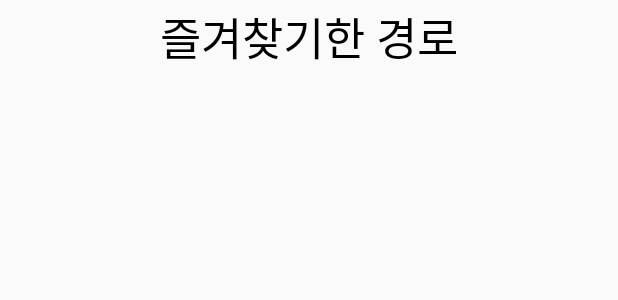
After one commit to l2yujw/USWteam, an Android app: the layout activity_recent_bookmark.xml on its own in the app's theme, with its tools: preview values and no code run, on a phone screen of 412 x 824 dp. The commit adds this screen. Shown: the top 300 px of the screen. Run offline under Robolectric (Android 15) with nearby library versions, the phone set to English and light mode, and no system bars.

Commit message:
3. RecentLayout

```diff
--- a/app/src/main/AndroidManifest.xml
+++ b/app/src/main/AndroidManifest.xml
@@ -23,6 +23,9 @@
             </intent-filter>
         </activity>
         <activity android:name=".FindRoadActivity"/>
+        <activity android:name=".RecentAreaActivity"/>
+        <activity android:name=".RecentRouteActivity"/>
+        <activity android:name=".RecentBookmarkActivity"/>
     </application>
 
 </manifest>
--- a/app/src/main/res/layout/activity_main_to_findroad.xml
+++ b/app/src/main/res/layout/activity_main_to_findroad.xml
@@ -89,6 +89,7 @@
                     android:layout_height="0dp"
                     android:layout_weight="2"/>
                 <Button
+                    android:id="@+id/recent_area"
                     android:layout_width="match_parent"
                     android:layout_height="0dp"
                     android:layout_weight="1"
@@ -110,6 +111,7 @@
                     android:layout_height="0dp"
                     android:layout_weight="2"/>
                 <Button
+                    android:id="@+id/recent_route"
                     android:layout_width="match_parent"
                     android:layout_height="0dp"
                     android:layout_weight="1"
@@ -131,6 +133,7 @@
                     android:layout_height="0dp"
                     android:layout_weight="2"/>
                 <Button
+                    android:id="@+id/recent_bookmark"
                     android:layout_width="match_parent"
                     android:layout_height="0dp"
                     android:layout_weight="1"
--- /dev/null
+++ b/app/src/main/res/layout/activity_recent_bookmark.xml
@@ -0,0 +1,32 @@
+<?xml version="1.0" encoding="utf-8"?>
+<RelativeLayout xmlns:android="http://schemas.android.com/apk/res/android"
+    android:layout_width="match_parent"
+    android:layout_height="match_parent">
+
+    <LinearLayout
+        android:id="@+id/topmain"
+        android:layout_width="match_parent"
+        android:layout_height="50dp"
+        android:gravity="center"
+        android:textAlignment="center">
+
+        <TextView
+            android:layout_width="wrap_content"
+            android:layout_height="wrap_content"
+            android:layout_gravity="center"
+            android:text="즐겨찾기한 경로"
+            android:textColor="@color/black"
+            android:textSize="30dp" />
+    </LinearLayout>
+    <LinearLayout
+        android:layout_below="@+id/topmain"
+        android:layout_width="match_parent"
+        android:layout_height="match_parent"
+        android:orientation="vertical">
+        <ListView
+            android:layout_width="match_parent"
+            android:layout_height="0dp"
+            android:layout_weight="1"/>
+    </LinearLayout>
+
+</RelativeLayout>
```
Also changed, not shown: app/src/main/java/com/akj/helpyou/FindRoadActivity.java (+37 -0 lines), app/src/main/java/com/akj/helpyou/RecentAreaActivity.java (added, +14 -0 lines), app/src/main/java/com/akj/helpyou/RecentBookmarkActivity.java (added, +17 -0 lines), app/src/main/java/com/akj/helpyou/RecentRouteActivity.java (added, +14 -0 lines), app/src/main/res/layout/activity_recent_area.xml (added, +32 -0 lines), app/src/main/res/layout/activity_recent_route.xml (added, +32 -0 lines).
